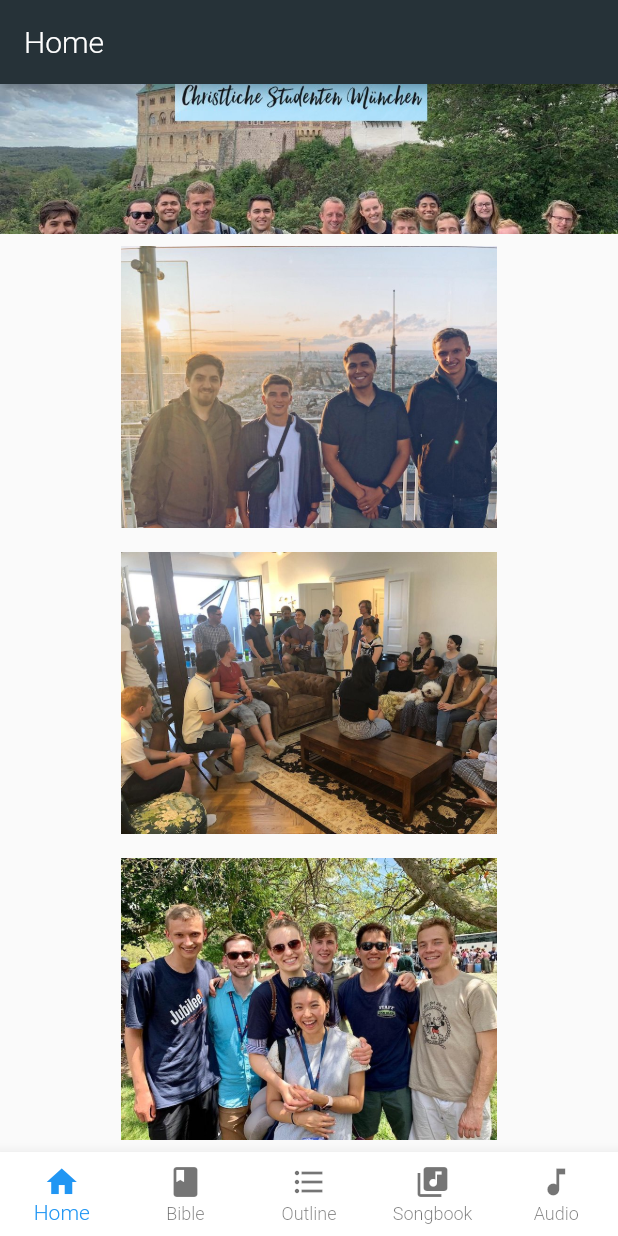
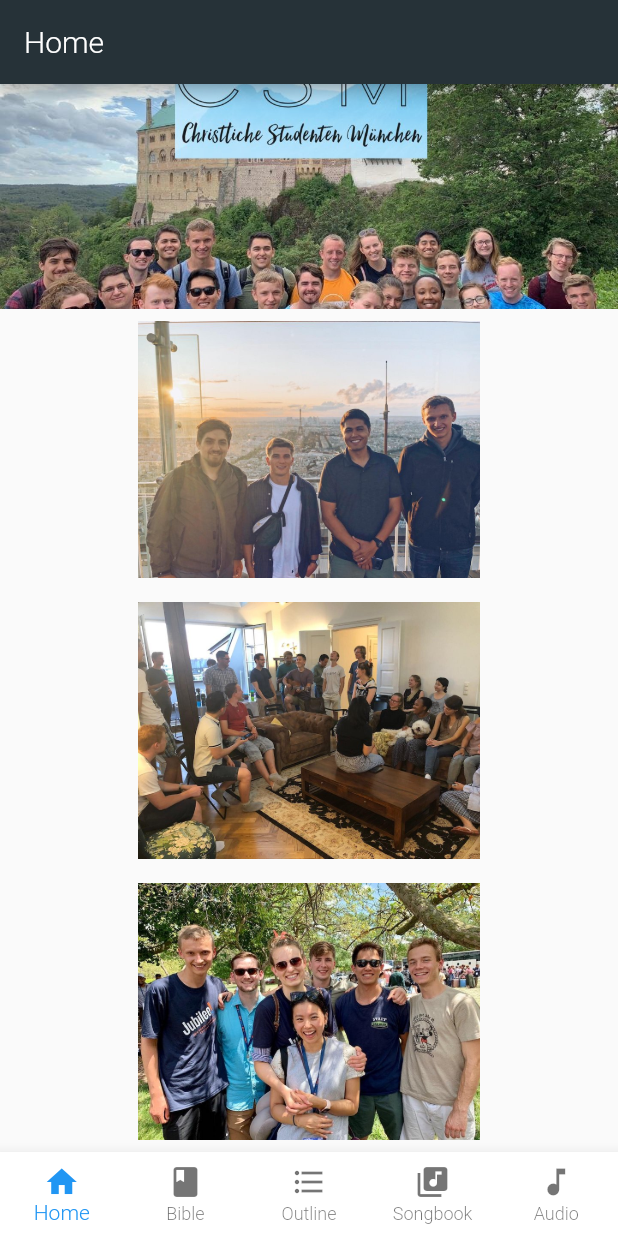
Before and after one commit to Jamesmin90/CSM_APP, a Flutter app: the screen it shows after launch, on a phone screen of 412 x 824 dp. Run offline on Flutter 3.47's test engine with Material 2 defaults, Android fonts, the phone set to English and light mode, and no system bars; Roboto replaces fonts that are missing (Montserrat).

```diff
--- a/lib/main.dart
+++ b/lib/main.dart
@@ -2,7 +2,7 @@ import 'package:csm/screens/page_details/faith.dart';
 import 'package:csm/screens/page_details/our_goal.dart';
 import 'package:csm/screens/page_details/our_story.dart';
 import 'package:flutter/material.dart';
-import 'screens/page_details/home.dart';
+import 'screens/page_details/navihome.dart';
 import 'package:csm/screens/page_details/events.dart';
 import 'package:csm/screens/page_details/trips.dart';
 import 'package:csm/screens/page_details/about.dart';
@@ -28,7 +28,7 @@ class CSM extends StatelessWidget {
       title: "CSM!",
       initialRoute: '/',
       routes: {
-        '/': (context) => Home(),
+        '/': (context) => NaviHome(),
         '/events': (context) => Events(),
         '/trips': (context) => Trips(),
         '/about': (context) => About(),
--- a/lib/screens/components/home_banner.dart
+++ b/lib/screens/components/home_banner.dart
@@ -8,7 +8,7 @@ class ImageBanner extends StatelessWidget {
   @override
   Widget build(BuildContext context) {
     return Container(
-        constraints: BoxConstraints.expand(height: 100.0),
+        constraints: BoxConstraints.expand(height: 150.0),
         decoration: BoxDecoration(color: Colors.grey),
         child: Image.asset(
           _assetPath,
--- a/lib/screens/page_details/home.dart
+++ b/lib/screens/page_details/home.dart
@@ -24,7 +24,6 @@ class _HomeState extends State<Home> {
     );
   }
 
-  int _currentIndex = 0;
 
   @override
   Widget build(BuildContext context) {
@@ -39,38 +38,7 @@ class _HomeState extends State<Home> {
         buildlink(imageName: "Thursday.jpg", page: '/events'),
         buildlink(imageName: "NCT.jpg", page: '/about')
       ])),
-      bottomNavigationBar: BottomNavigationBar(
-        currentIndex: _currentIndex,
-        type: BottomNavigationBarType.fixed,
-        backgroundColor: Colors.white,
-        items: <BottomNavigationBarItem>[
-          BottomNavigationBarItem(
-            icon: Icon(Icons.home),
-            title: Text('Home', style: TextStyle(color: Colors.black)),
-          ),
-          BottomNavigationBarItem(
-            icon: Icon(Icons.book),
-            title: Text('Bible', style: TextStyle(color: Colors.black)),
-          ),
-          BottomNavigationBarItem(
-            icon: Icon(Icons.format_list_bulleted),
-            title: Text('Outline', style: TextStyle(color: Colors.black)),
-          ),
-          BottomNavigationBarItem(
-            icon: Icon(Icons.library_music),
-            title: Text('Songbook', style: TextStyle(color: Colors.black)),
-          ),
-          BottomNavigationBarItem(
-            icon: Icon(Icons.music_note),
-            title: Text('Audio', style: TextStyle(color: Colors.black)),
-          ),
-        ],
-        onTap: (index) {
-          setState(() {
-            _currentIndex = index;
-          });
-        },
-      ),
+
     );
   }
 }
```
